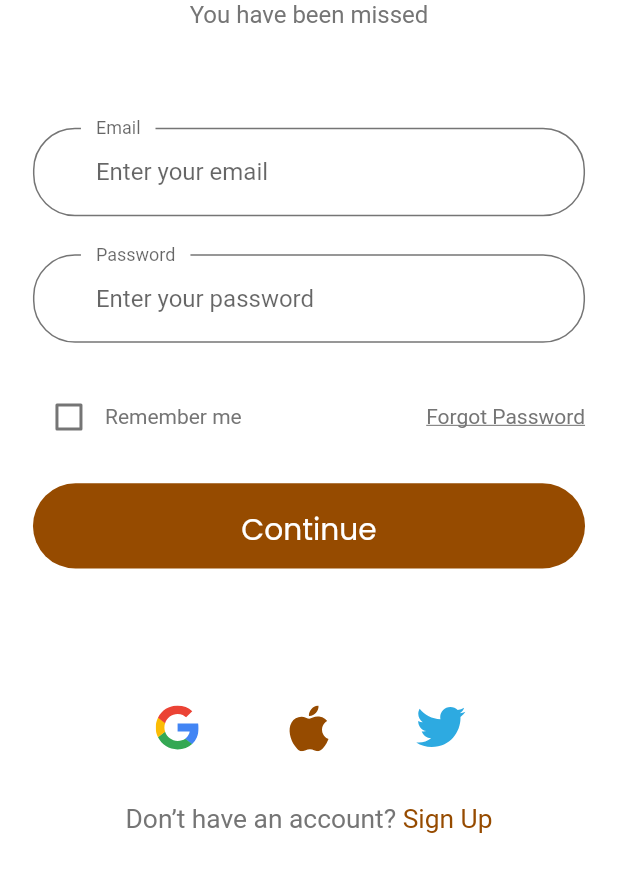
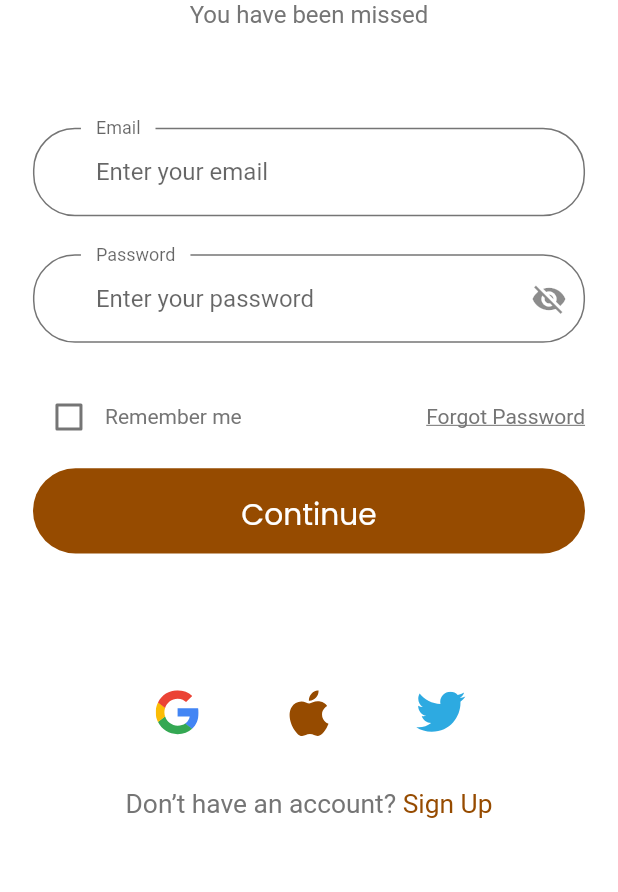
Before and after one commit to EddieKe/NIVA_AFRICA, a Flutter app: the screen it shows after launch, after a tap on "Get Started", on a phone screen of 412 x 824 dp, the part 202-1094 px from its top. Run offline on Flutter 3.47's test engine with Material 2 defaults, Android fonts, the light colour scheme and no system bars; our stand-ins replace cloud_firestore, firebase_core, flutter_svg, get, video_player; accounts and stored records are empty; Roboto replaces fonts that are missing (poppins).

Commit message:
added password visibility icon

```diff
--- a/lib/screens/login_screen/login/login_form.dart
+++ b/lib/screens/login_screen/login/login_form.dart
@@ -13,7 +13,6 @@ class LoginForm extends StatefulWidget {
   const LoginForm({super.key});
 
   @override
-  // ignore: library_private_types_in_public_api
   _LoginFormState createState() => _LoginFormState();
 }
 
@@ -22,6 +21,7 @@ class _LoginFormState extends State<LoginForm> {
   String? email;
   String? password;
   bool? remember = false;
+  bool passwordVisible = false; // Add this line
   final List<String?> errors = [];
 
   void addError({String? error}) {
@@ -74,7 +74,7 @@ class _LoginFormState extends State<LoginForm> {
             ],
           ),
           FormError(errors: errors),
-          SizedBox(height: getProportionateScreenHeight(20)),
+          SizedBox(height: getProportionateScreenHeight(10)),
           DefaultButton(
             text: "Continue",
             press: () {
@@ -93,7 +93,7 @@ class _LoginFormState extends State<LoginForm> {
 
   TextFormField buildPasswordFormField() {
     return TextFormField(
-      obscureText: true,
+      obscureText: !passwordVisible, // Update this line
       onSaved: (newValue) => password = newValue,
       onChanged: (value) {
         if (value.isNotEmpty) {
@@ -113,11 +113,22 @@ class _LoginFormState extends State<LoginForm> {
         }
         return null;
       },
-      decoration: const InputDecoration(
+      decoration: InputDecoration(
         labelText: "Password",
         hintText: "Enter your password",
         floatingLabelBehavior: FloatingLabelBehavior.always,
-        suffixIcon: CustomSurffixIcon(svgIcon: "assets/icons/Lock.svg"),
+        suffixIcon: InkWell(
+          onTap: () {
+            setState(() {
+              passwordVisible = !passwordVisible; // Update this line
+            });
+          },
+          child: Icon(
+            passwordVisible // Update this line
+                ? Icons.visibility
+                : Icons.visibility_off,
+          ),
+        ),
       ),
     );
   }
@@ -147,7 +158,7 @@ class _LoginFormState extends State<LoginForm> {
       decoration: const InputDecoration(
         labelText: "Email",
         hintText: "Enter your email",
-        suffixIcon: CustomSurffixIcon(svgIcon: "assets/icons/Mail.svg"),
+        suffixIcon: CustomSurffixIcon(svgIcon: "assets/image/icons/mail-icon.svg"),
       ),
     );
   }
```
